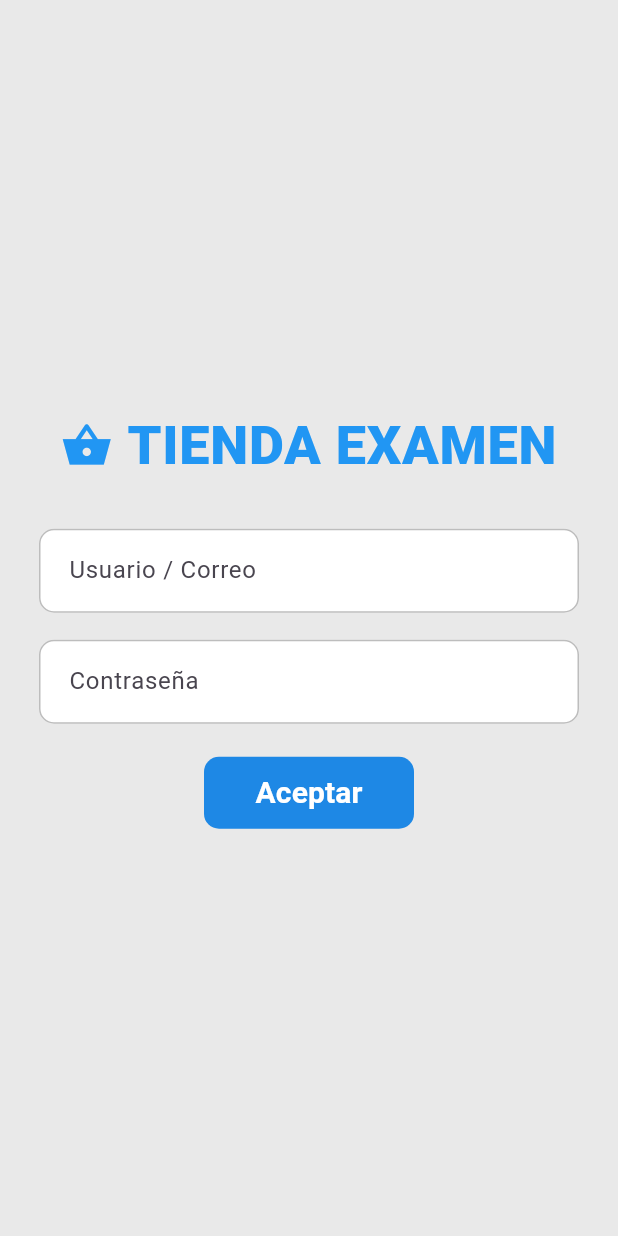
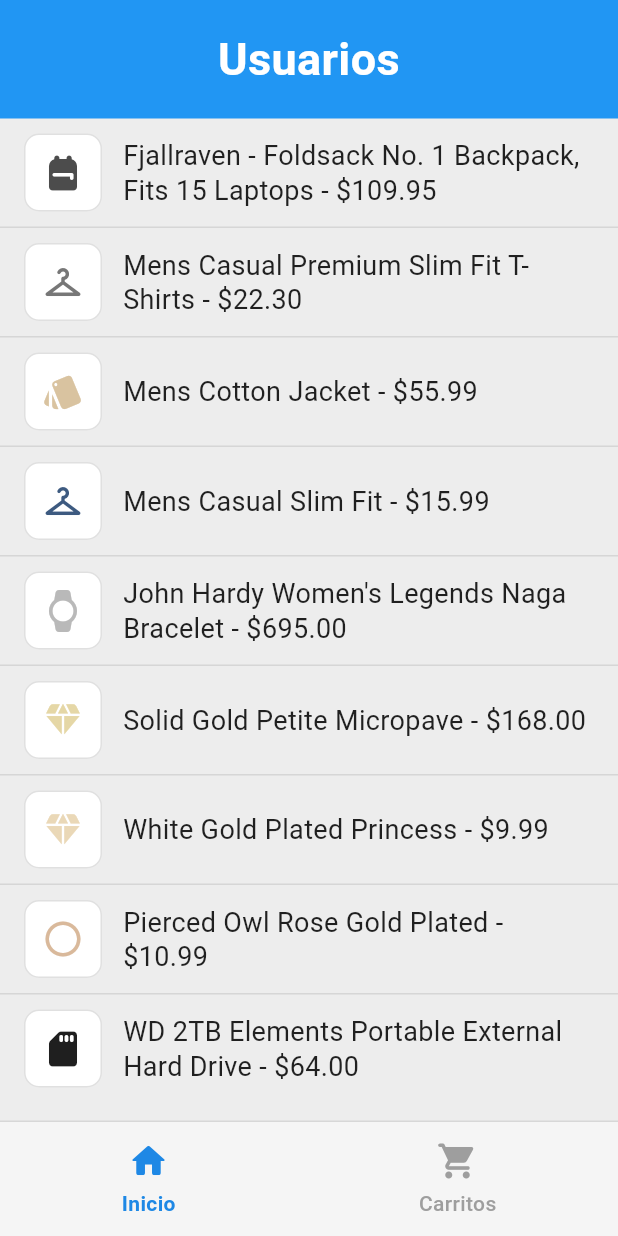
Before and after one commit to VictorBecerraB/Examen_Parcial_1, a Flutter app: the screen it shows after launch, after a tap on "Aceptar", on a phone screen of 412 x 824 dp. Run offline on Flutter 3.47's test engine with Material 3 defaults, Android fonts, the light colour scheme and no system bars.

Commit message:
Maquetacion completa

```diff
--- a/examen_p1/lib/main.dart
+++ b/examen_p1/lib/main.dart
@@ -2,6 +2,7 @@
 import 'package:examen_p1/widget/text_fields_stack.dart';
 import 'package:examen_p1/widget/tienda_examen_title.dart';
 import 'package:flutter/material.dart';
+import 'package:examen_p1/widget/ProductosPage.dart';
 
 void main() {
   runApp(const MyApp());
@@ -16,7 +17,9 @@
       debugShowCheckedModeBanner: false,
       home: Scaffold(
         backgroundColor: const Color(0xFFE9E9E9),
-        body: Center(
+        body: Builder(
+          builder: (context) {
+            return Center(
               child: CuadrosDeLogin(
                 title: const TiendaExamenTitle(
                   text: 'TIENDA EXAMEN',
@@ -24,13 +27,19 @@
                   fontSize: 36,
                   iconSize: 34,
                 ),
-            button: const LoginButton(
+                button: LoginButton(
                   text: 'Aceptar',
-              width: 140,
-              height: 48,
-              backgroundColor: Color(0xFF1E88E5),
+                  onPressed: () {
+                    Navigator.of(context).push(
+                      MaterialPageRoute(
+                        builder: (context) => const ProductosPage(),
+                      ),
+                    );
+                  },
                 ),
               ),
+            );
+          },
         ),
       ),
     );
--- /dev/null
+++ b/examen_p1/lib/model/producto.dart
@@ -0,0 +1,21 @@
+import 'package:flutter/material.dart';
+
+class Producto {
+  final String title;
+  final double price;
+  final String description;
+  final String imageUrl;
+  final IconData icon;
+  final Color iconColor;
+
+  const Producto({
+    required this.title,
+    required this.price,
+    required this.description,
+    required this.icon,
+    required this.iconColor,
+    this.imageUrl = '',
+  });
+
+  String get displayTitle => '$title - \$${price.toStringAsFixed(2)}';
+}
--- a/examen_p1/lib/widget/ProductosPage.dart
+++ b/examen_p1/lib/widget/ProductosPage.dart
@@ -1,13 +1,118 @@
+import 'package:examen_p1/widget/bottom_nav_bar.dart';
+import 'package:examen_p1/widget/CarritoPage.dart';
+import 'package:examen_p1/model/producto.dart';
+import 'package:examen_p1/widget/DetalleProductoPage.dart';
+import 'package:examen_p1/widget/header_usuarios.dart';
+import 'package:examen_p1/widget/productos_list.dart';
 import 'package:flutter/material.dart';
 
-class SegundaPantalla extends StatelessWidget {
-  const SegundaPantalla({super.key});
+class ProductosPage extends StatelessWidget {
+  const ProductosPage({super.key});
 
   @override
   Widget build(BuildContext context) {
+    const productos = [
+      Producto(
+        title: 'Fjallraven - Foldsack No. 1 Backpack, Fits 15 Laptops',
+        price: 109.95,
+        description: 'Your perfect pack for everyday use and walks in the forest. Stash your laptop (up to 15 inches) in the padded sleeve, your everyday',
+        imageUrl: 'https://fakestoreapi.com/img/81fPKd-2AYL._AC_SL1500_.jpg',
+        icon: Icons.backpack_rounded,
+        iconColor: Color(0xFF4C4C4C),
+      ),
+      Producto(
+        title: 'Mens Casual Premium Slim Fit T-Shirts',
+        price: 22.30,
+        description: 'Slim-fitting style, contrast raglan long sleeve, three-button henley placket, light weight and soft fabric.',
+        imageUrl: 'https://fakestoreapi.com/img/71-3HjGNDUL._AC_SY879._SX._UX._SY._UY_.jpg',
+        icon: Icons.checkroom_rounded,
+        iconColor: Color(0xFF777777),
+      ),
+      Producto(
+        title: 'Mens Cotton Jacket',
+        price: 55.99,
+        description: 'Mens cotton jacket.',
+        icon: Icons.style_rounded,
+        iconColor: Color(0xFFD9C3A0),
+      ),
+      Producto(
+        title: 'Mens Casual Slim Fit',
+        price: 15.99,
+        description: 'Mens casual slim fit clothing.',
+        icon: Icons.checkroom_rounded,
+        iconColor: Color(0xFF3D5A80),
+      ),
+      Producto(
+        title: "John Hardy Women's Legends Naga Bracelet",
+        price: 695,
+        description: 'Gold and silver dragon station chain bracelet.',
+        icon: Icons.watch_rounded,
+        iconColor: Color(0xFFB9B9B9),
+      ),
+      Producto(
+        title: 'Solid Gold Petite Micropave',
+        price: 168,
+        description: 'Solid gold petite micropave jewelry.',
+        icon: Icons.diamond_rounded,
+        iconColor: Color(0xFFE5D7A6),
+      ),
+      Producto(
+        title: 'White Gold Plated Princess',
+        price: 9.99,
+        description: 'White gold plated princess jewelry.',
+        icon: Icons.diamond_rounded,
+        iconColor: Color(0xFFEAD8B7),
+      ),
+      Producto(
+        title: 'Pierced Owl Rose Gold Plated',
+        price: 10.99,
+        description: 'Pierced owl rose gold plated earrings.',
+        icon: Icons.circle_outlined,
+        iconColor: Color(0xFFD9B99B),
+      ),
+      Producto(
+        title: 'WD 2TB Elements Portable External Hard Drive',
+        price: 64,
+        description: 'Portable external hard drive with 2TB capacity.',
+        icon: Icons.sd_card_rounded,
+        iconColor: Color(0xFF1F1F1F),
+      ),
+    ];
+
     return Scaffold(
-      appBar: AppBar(title: const Text('Segunda pantalla')),
-      body: const Center(child: Text('¡Ya entré a otra pantalla!')),
+      backgroundColor: const Color(0xFFEDEDED),
+      body: SafeArea(
+        child: Column(
+          children: [
+            const HeaderUsuarios(),
+            Expanded(
+              child: ProductosList(
+                productos: productos,
+                onProductoTap: (producto) {
+                  Navigator.of(context).push(
+                    MaterialPageRoute(
+                      builder: (context) =>
+                          DetalleProductoPage(producto: producto),
+                    ),
+                  );
+                },
+              ),
+            ),
+            BottomNavBar(
+              selectedIndex: 0,
+              onTap: (index) {
+                if (index == 1) {
+                  Navigator.of(context).pushReplacement(
+                    MaterialPageRoute(
+                      builder: (context) => const CarritoPage(),
+                    ),
+                  );
+                }
+              },
+            ),
+          ],
+        ),
+      ),
     );
   }
 }
--- /dev/null
+++ b/examen_p1/lib/widget/bottom_nav_bar.dart
@@ -0,0 +1,80 @@
+import 'package:flutter/material.dart';
+
+class BottomNavBar extends StatelessWidget {
+  final int selectedIndex;
+  final ValueChanged<int>? onTap;
+
+  const BottomNavBar({super.key, this.selectedIndex = 0, this.onTap});
+
+  @override
+  Widget build(BuildContext context) {
+    return Container(
+      decoration: const BoxDecoration(
+        color: Color(0xFFF5F5F5),
+        border: Border(top: BorderSide(color: Color(0xFFD7D7D7))),
+      ),
+      padding: const EdgeInsets.symmetric(vertical: 12),
+      child: Row(
+        mainAxisAlignment: MainAxisAlignment.spaceAround,
+        children: [
+          _BottomNavItem(
+            icon: Icons.home_rounded,
+            label: 'Inicio',
+            selected: selectedIndex == 0,
+            onTap: () => onTap?.call(0),
+          ),
+          _BottomNavItem(
+            icon: Icons.shopping_cart_rounded,
+            label: 'Carritos',
+            selected: selectedIndex == 1,
+            onTap: () => onTap?.call(1),
+          ),
+        ],
+      ),
+    );
+  }
+}
+
+class _BottomNavItem extends StatelessWidget {
+  final IconData icon;
+  final String label;
+  final bool selected;
+  final VoidCallback onTap;
+
+  const _BottomNavItem({
+    required this.icon,
+    required this.label,
+    required this.selected,
+    required this.onTap,
+  });
+
+  @override
+  Widget build(BuildContext context) {
+    return GestureDetector(
+      onTap: onTap,
+      behavior: HitTestBehavior.opaque,
+      child: Padding(
+        padding: const EdgeInsets.symmetric(horizontal: 24),
+        child: Column(
+          mainAxisSize: MainAxisSize.min,
+          children: [
+            Icon(
+              icon,
+              size: 28,
+              color: selected ? Colors.blue[600] : Colors.grey,
+            ),
+            const SizedBox(height: 4),
+            Text(
+              label,
+              style: TextStyle(
+                color: selected ? Colors.blue[600] : Colors.grey,
+                fontWeight: selected ? FontWeight.w700 : FontWeight.w500,
+                fontSize: 14,
+              ),
+            ),
+          ],
+        ),
+      ),
+    );
+  }
+}
--- /dev/null
+++ b/examen_p1/lib/widget/header_usuarios.dart
@@ -0,0 +1,25 @@
+import 'package:flutter/material.dart';
+
+class HeaderUsuarios extends StatelessWidget {
+  final String title;
+
+  const HeaderUsuarios({super.key, this.title = 'Usuarios'});
+
+  @override
+  Widget build(BuildContext context) {
+    return Container(
+      width: double.infinity,
+      color: Colors.blue[500],
+      padding: const EdgeInsets.symmetric(vertical: 18),
+      child: Text(
+        title,
+        textAlign: TextAlign.center,
+        style: const TextStyle(
+          color: Colors.white,
+          fontSize: 30,
+          fontWeight: FontWeight.w700,
+        ),
+      ),
+    );
+  }
+}
--- /dev/null
+++ b/examen_p1/lib/widget/producto_item.dart
@@ -0,0 +1,45 @@
+import 'package:examen_p1/model/producto.dart';
+import 'package:flutter/material.dart';
+
+class ProductoItem extends StatelessWidget {
+  final Producto producto;
+  final VoidCallback? onTap;
+
+  const ProductoItem({super.key, required this.producto, this.onTap});
+
+  @override
+  Widget build(BuildContext context) {
+    return InkWell(
+      onTap: onTap,
+      child: Padding(
+        padding: const EdgeInsets.symmetric(horizontal: 16, vertical: 10),
+        child: Row(
+          crossAxisAlignment: CrossAxisAlignment.center,
+          children: [
+            Container(
+              width: 52,
+              height: 52,
+              decoration: BoxDecoration(
+                color: Colors.white,
+                borderRadius: BorderRadius.circular(10),
+                border: Border.all(color: Colors.black12),
+              ),
+              child: Icon(producto.icon, size: 28, color: producto.iconColor),
+            ),
+            const SizedBox(width: 14),
+            Expanded(
+              child: Text(
+                producto.displayTitle,
+                style: const TextStyle(
+                  fontSize: 18,
+                  color: Colors.black87,
+                  height: 1.3,
+                ),
+              ),
+            ),
+          ],
+        ),
+      ),
+    );
+  }
+}
--- /dev/null
+++ b/examen_p1/lib/widget/productos_list.dart
@@ -0,0 +1,26 @@
+import 'package:examen_p1/model/producto.dart';
+import 'package:examen_p1/widget/producto_item.dart';
+import 'package:flutter/material.dart';
+
+class ProductosList extends StatelessWidget {
+  final List<Producto> productos;
+  final ValueChanged<Producto>? onProductoTap;
+
+  const ProductosList({super.key, required this.productos, this.onProductoTap});
+
+  @override
+  Widget build(BuildContext context) {
+    return ListView.separated(
+      padding: const EdgeInsets.only(top: 0),
+      itemCount: productos.length,
+      separatorBuilder: (_, __) =>
+          const Divider(height: 1, thickness: 1, color: Color(0xFFD6D6D6)),
+      itemBuilder: (context, index) {
+        return ProductoItem(
+          producto: productos[index],
+          onTap: () => onProductoTap?.call(productos[index]),
+        );
+      },
+    );
+  }
+}
```
Also changed, not shown: examen_p1/lib/widget/CarritoPage.dart (added, +65 -0 lines), examen_p1/lib/widget/DetalleProductoPage.dart (added, +47 -0 lines), examen_p1/lib/widget/carrito_item.dart (added, +51 -0 lines), examen_p1/lib/widget/carritos_list.dart (added, +23 -0 lines), examen_p1/lib/widget/producto_detalle_acciones.dart (added, +68 -0 lines), examen_p1/lib/widget/producto_detalle_contenido.dart (added, +59 -0 lines). Lines whose indentation alone changed are shown as unchanged.
